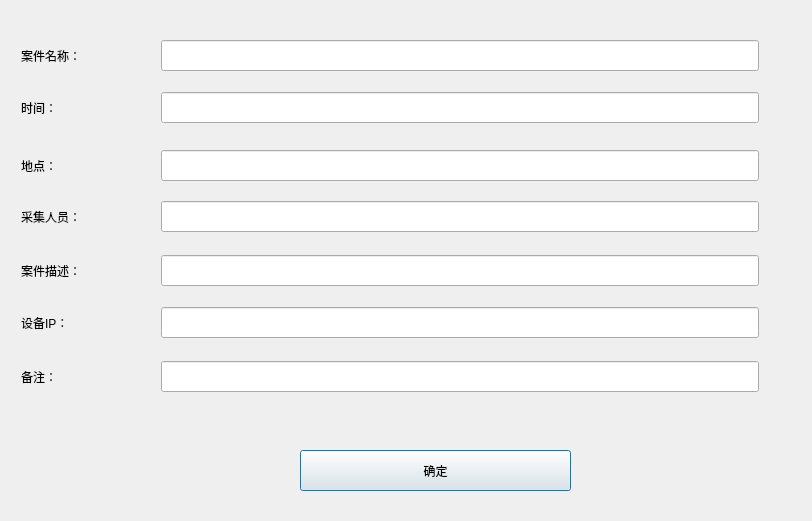
The window that FastVideoPro/FastVideov1/TaskLogRecordDialog.ui (Sisec2016/TChallaOld2016) describes before a commit, drawn with Qt 5.
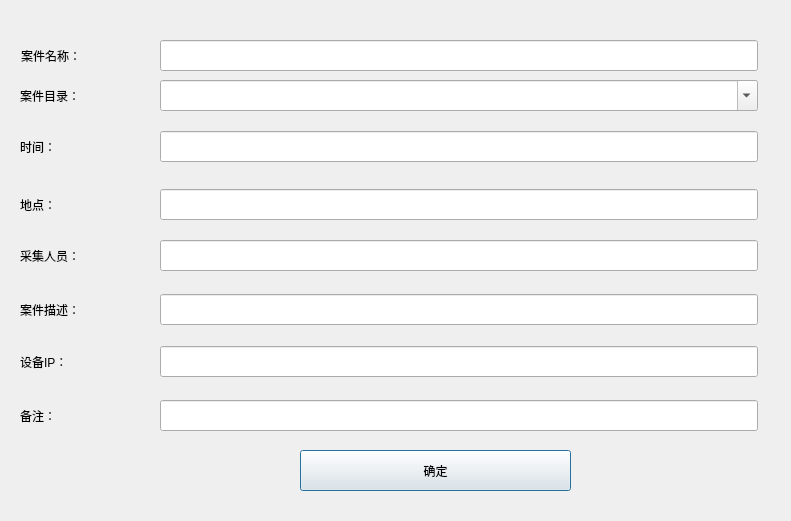
The same window after the commit. Icons and pictures are not drawn.

```diff
--- a/FastVideoPro/FastVideov1/TaskLogRecordDialog.ui
+++ b/FastVideoPro/FastVideov1/TaskLogRecordDialog.ui
@@ -6,7 +6,7 @@
    <rect>
     <x>0</x>
     <y>0</y>
-    <width>812</width>
+    <width>791</width>
     <height>521</height>
    </rect>
   </property>
@@ -43,21 +43,11 @@
     <string>案件名称：</string>
    </property>
   </widget>
-  <widget class="QLineEdit" name="lineEdit_taskName">
-   <property name="geometry">
-    <rect>
-     <x>161</x>
-     <y>40</y>
-     <width>598</width>
-     <height>31</height>
-    </rect>
-   </property>
-  </widget>
   <widget class="QLineEdit" name="lineEdit_taskCollectMan">
    <property name="geometry">
     <rect>
-     <x>161</x>
-     <y>201</y>
+     <x>160</x>
+     <y>240</y>
      <width>598</width>
      <height>31</height>
     </rect>
@@ -66,8 +56,8 @@
   <widget class="QLabel" name="label_3">
    <property name="geometry">
     <rect>
-     <x>21</x>
-     <y>201</y>
+     <x>20</x>
+     <y>240</y>
      <width>91</width>
      <height>31</height>
     </rect>
@@ -79,8 +69,8 @@
   <widget class="QLineEdit" name="lineEdit_taskAddress">
    <property name="geometry">
     <rect>
-     <x>161</x>
-     <y>150</y>
+     <x>160</x>
+     <y>189</y>
      <width>598</width>
      <height>31</height>
     </rect>
@@ -92,8 +82,8 @@
   <widget class="QLabel" name="label_4">
    <property name="geometry">
     <rect>
-     <x>21</x>
-     <y>150</y>
+     <x>20</x>
+     <y>189</y>
      <width>91</width>
      <height>31</height>
     </rect>
@@ -105,8 +95,8 @@
   <widget class="QLineEdit" name="lineEdit_taskDescript">
    <property name="geometry">
     <rect>
-     <x>161</x>
-     <y>255</y>
+     <x>160</x>
+     <y>294</y>
      <width>598</width>
      <height>31</height>
     </rect>
@@ -115,8 +105,8 @@
   <widget class="QLabel" name="label_5">
    <property name="geometry">
     <rect>
-     <x>21</x>
-     <y>255</y>
+     <x>20</x>
+     <y>294</y>
      <width>91</width>
      <height>31</height>
     </rect>
@@ -128,8 +118,8 @@
   <widget class="QLineEdit" name="lineEdit_taskText">
    <property name="geometry">
     <rect>
-     <x>161</x>
-     <y>361</y>
+     <x>160</x>
+     <y>400</y>
      <width>598</width>
      <height>31</height>
     </rect>
@@ -138,8 +128,8 @@
   <widget class="QLabel" name="label_6">
    <property name="geometry">
     <rect>
-     <x>21</x>
-     <y>361</y>
+     <x>20</x>
+     <y>400</y>
      <width>91</width>
      <height>31</height>
     </rect>
@@ -151,8 +141,8 @@
   <widget class="QLabel" name="label_7">
    <property name="geometry">
     <rect>
-     <x>21</x>
-     <y>92</y>
+     <x>20</x>
+     <y>131</y>
      <width>91</width>
      <height>31</height>
     </rect>
@@ -164,8 +154,8 @@
   <widget class="QLineEdit" name="lineEdit_tasktime">
    <property name="geometry">
     <rect>
-     <x>161</x>
-     <y>92</y>
+     <x>160</x>
+     <y>131</y>
      <width>598</width>
      <height>31</height>
     </rect>
@@ -177,8 +167,8 @@
   <widget class="QLineEdit" name="lineEdit_taskDeviceIP">
    <property name="geometry">
     <rect>
-     <x>161</x>
-     <y>307</y>
+     <x>160</x>
+     <y>346</y>
      <width>598</width>
      <height>31</height>
     </rect>
@@ -187,8 +177,8 @@
   <widget class="QLabel" name="label_8">
    <property name="geometry">
     <rect>
-     <x>21</x>
-     <y>307</y>
+     <x>20</x>
+     <y>346</y>
      <width>91</width>
      <height>31</height>
     </rect>
@@ -197,6 +187,45 @@
     <string>设备IP：</string>
    </property>
   </widget>
+  <widget class="QComboBox" name="comboBox_taskDir">
+   <property name="geometry">
+    <rect>
+     <x>160</x>
+     <y>80</y>
+     <width>598</width>
+     <height>31</height>
+    </rect>
+   </property>
+   <property name="editable">
+    <bool>true</bool>
+   </property>
+  </widget>
+  <widget class="QLabel" name="label_9">
+   <property name="geometry">
+    <rect>
+     <x>20</x>
+     <y>80</y>
+     <width>91</width>
+     <height>31</height>
+    </rect>
+   </property>
+   <property name="text">
+    <string>案件目录：</string>
+   </property>
+  </widget>
+  <widget class="QLineEdit" name="lineEdit_taskName">
+   <property name="geometry">
+    <rect>
+     <x>160</x>
+     <y>40</y>
+     <width>598</width>
+     <height>31</height>
+    </rect>
+   </property>
+   <property name="text">
+    <string/>
+   </property>
+  </widget>
  </widget>
  <resources/>
  <connections/>
```
